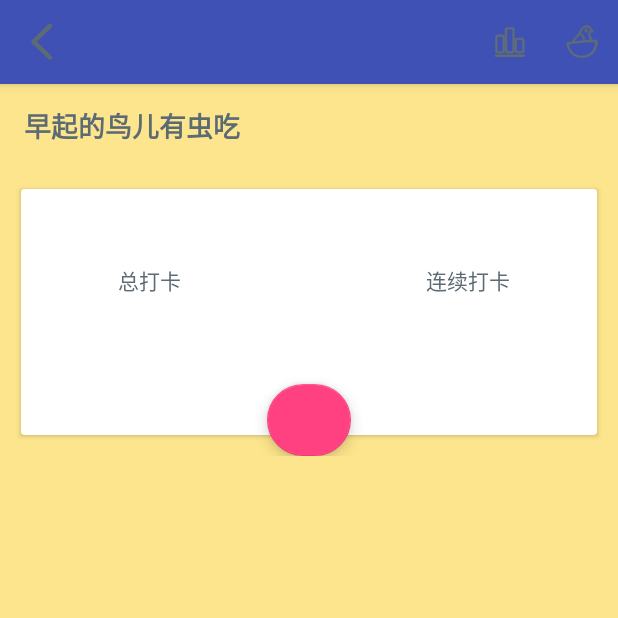
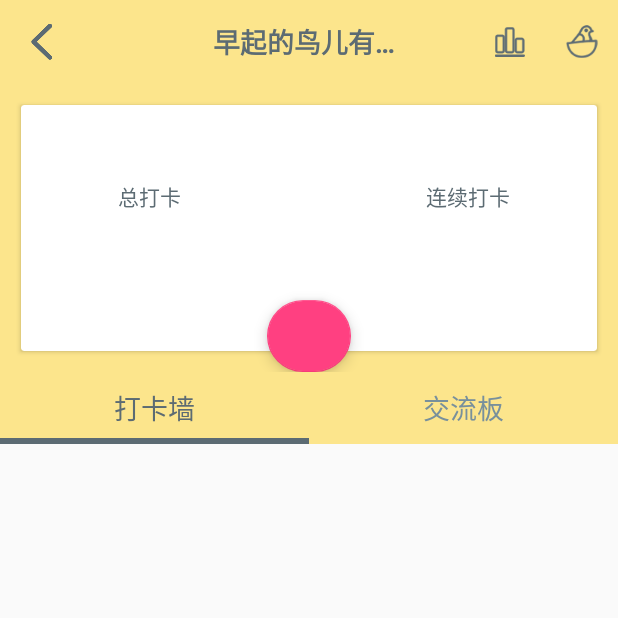
Before and after one commit to qpalwo/NestHabit, an Android app: the NestContentActivity screen opened directly, with no data from a screen before it, on a phone screen of 412 x 824 dp, the top half of it. Run offline under Robolectric (Android 15) with nearby library versions, the phone set to English and light mode, and no system bars.

Commit message:
finished a little nest content layout

```diff
--- a/app/src/main/AndroidManifest.xml
+++ b/app/src/main/AndroidManifest.xml
@@ -44,7 +44,8 @@
         <activity android:name="com.avos.avoscloud.feedback.ThreadActivity"></activity>
         <!-- 反馈组件 END -->
 
-        <activity android:name=".NestContentActivity"></activity>
+        <activity android:name=".NestContentActivity"
+            android:exported="true"></activity>
     </application>
 
 </manifest>
--- a/app/src/main/java/com/example/nesthabit/NestContentActivity.java
+++ b/app/src/main/java/com/example/nesthabit/NestContentActivity.java
@@ -1,6 +1,10 @@
 package com.example.nesthabit;
 
 import android.annotation.SuppressLint;
+import android.support.design.widget.TabLayout;
+import android.support.v4.app.Fragment;
+import android.support.v4.app.FragmentManager;
+import android.support.v4.view.ViewPager;
 import android.support.v7.app.ActionBar;
 import android.support.v7.app.AppCompatActivity;
 import android.os.Bundle;
@@ -10,12 +14,24 @@ import android.widget.TextView;
 
 import com.example.nesthabit.base.BaseActivity;
 
+import java.util.ArrayList;
+
 public class NestContentActivity extends BaseActivity {
 
     @Override
     protected void onCreate(Bundle savedInstanceState) {
         super.onCreate(savedInstanceState);
         setContentView(R.layout.activity_nest_content);
+        initView();
+    }
+
+    @Override
+    public boolean onCreateOptionsMenu(Menu menu) {
+        getMenuInflater().inflate(R.menu.nest_content_menu,menu);
+        return true;
+    }
+
+    private void initView() {
         Toolbar toolbar = findViewById(R.id.toolbar);
         setSupportActionBar(toolbar);
         ActionBar actionBar = getSupportActionBar();
@@ -26,11 +42,16 @@ public class NestContentActivity extends BaseActivity {
             TextView toolbarTitle = findViewById(R.id.toolbar_title);
             toolbarTitle.setText("早起的鸟儿有虫吃");
         }
-    }
 
-    @Override
-    public boolean onCreateOptionsMenu(Menu menu) {
-        getMenuInflater().inflate(R.menu.nest_content_menu,menu);
-        return true;
+        ArrayList<Fragment> fragments = new ArrayList<>();
+        fragments.add(new PunchAndCommunicateFragment());
+        fragments.add(new PunchAndCommunicateFragment());
+        FragmentManager fragmentManager = getSupportFragmentManager();
+        NestContentPagerAdapter pagerAdapter = new NestContentPagerAdapter(fragmentManager,fragments);
+        ViewPager viewPager = findViewById(R.id.nest_content_pager);
+        viewPager.setAdapter(pagerAdapter);
+        viewPager.setCurrentItem(0);
+        TabLayout tabLayout = findViewById(R.id.nest_content_tab_layout);
+        tabLayout.setupWithViewPager(viewPager);
     }
 }
--- /dev/null
+++ b/app/src/main/java/com/example/nesthabit/NestContentPagerAdapter.java
@@ -0,0 +1,44 @@
+package com.example.nesthabit;
+
+import android.support.annotation.Nullable;
+import android.support.v4.app.Fragment;
+import android.support.v4.app.FragmentManager;
+import android.support.v4.app.FragmentPagerAdapter;
+
+import java.util.ArrayList;
+
+/**
+ * Created by dizzylay on 2018/4/19.
+ */
+public class NestContentPagerAdapter extends FragmentPagerAdapter {
+
+    private ArrayList<Fragment> fragments;
+
+    public NestContentPagerAdapter(FragmentManager fm, ArrayList<Fragment> fragments) {
+        super(fm);
+        this.fragments = fragments;
+    }
+
+    @Nullable
+    @Override
+    public CharSequence getPageTitle(int position) {
+        switch (position) {
+            case 0:
+                return "打卡墙";
+            case 1:
+                return "交流板";
+            default:
+        }
+        return null;
+    }
+
+    @Override
+    public Fragment getItem(int position) {
+        return fragments.get(position);
+    }
+
+    @Override
+    public int getCount() {
+        return fragments.size();
+    }
+}
--- /dev/null
+++ b/app/src/main/java/com/example/nesthabit/PunchAndCommunicateFragment.java
@@ -0,0 +1,13 @@
+package com.example.nesthabit;
+
+import com.example.nesthabit.base.BaseFragment;
+
+/**
+ * Created by dizzylay on 2018/4/19.
+ */
+public class PunchAndCommunicateFragment extends BaseFragment {
+    @Override
+    public int getContentViewId() {
+        return R.layout.fragment_punch;
+    }
+}
--- a/app/src/main/res/layout/activity_nest_content.xml
+++ b/app/src/main/res/layout/activity_nest_content.xml
@@ -3,7 +3,6 @@
     xmlns:tools="http://schemas.android.com/tools"
     android:layout_width="match_parent"
     android:layout_height="match_parent"
-    android:background="@color/colorYellow"
     android:orientation="vertical"
     tools:context=".NestContentActivity">
 
@@ -11,7 +10,8 @@
 
     <RelativeLayout
         android:layout_width="match_parent"
-        android:layout_height="192dp">
+        android:layout_height="192dp"
+        android:background="@color/colorYellow">
 
         <android.support.v7.widget.CardView
             android:layout_width="match_parent"
@@ -87,7 +87,8 @@
             android:layout_width="120dp"
             android:layout_height="48dp"
             android:layout_centerHorizontal="true"
-            android:layout_alignParentBottom="true" />
+            android:layout_alignParentBottom="true"
+            android:background="@drawable/finish"/>
     </RelativeLayout>
 
     <android.support.design.widget.TabLayout
--- /dev/null
+++ b/app/src/main/res/layout/fragment_punch.xml
@@ -0,0 +1,41 @@
+<?xml version="1.0" encoding="utf-8"?>
+<LinearLayout xmlns:android="http://schemas.android.com/apk/res/android"
+    android:layout_width="match_parent"
+    android:layout_height="match_parent"
+    android:orientation="vertical">
+
+    <ScrollView
+        android:layout_width="match_parent"
+        android:layout_height="0dp"
+        android:layout_weight="1">
+
+        <android.support.v7.widget.CardView
+            android:layout_width="match_parent"
+            android:layout_height="wrap_content"
+            android:layout_margin="14dp"
+            android:layout_marginTop="18dp">
+
+            <android.support.v7.widget.RecyclerView
+                android:layout_width="match_parent"
+                android:layout_height="wrap_content" />
+        </android.support.v7.widget.CardView>
+    </ScrollView>
+
+    <LinearLayout
+        android:layout_width="match_parent"
+        android:layout_height="48dp"
+        android:orientation="horizontal"
+        android:visibility="gone">
+
+        <EditText
+            android:layout_width="0dp"
+            android:layout_height="32dp"
+            android:layout_weight="1"
+            android:layout_margin="8dp"/>
+
+        <Button
+            android:layout_width="57dp"
+            android:layout_height="32dp"
+            android:layout_margin="8dp"/>
+    </LinearLayout>
+</LinearLayout>
--- a/app/src/main/res/layout/toolbar.xml
+++ b/app/src/main/res/layout/toolbar.xml
@@ -12,7 +12,10 @@
         android:id="@+id/toolbar_title"
         android:layout_width="wrap_content"
         android:layout_height="wrap_content"
-        android:gravity="center"
+        android:layout_gravity="center"
+        android:ellipsize="end"
+        android:maxEms="6"
+        android:singleLine="true"
         android:textColor="@color/colorTextDark"
         android:textSize="18sp"
         android:textStyle="bold" />
--- a/app/src/main/res/values/strings.xml
+++ b/app/src/main/res/values/strings.xml
@@ -1,3 +1,6 @@
 <resources>
     <string name="app_name">NestHabit</string>
+
+    <!-- TODO: Remove or change this placeholder text -->
+    <string name="hello_blank_fragment">Hello blank fragment</string>
 </resources>
--- a/app/src/main/res/values/styles.xml
+++ b/app/src/main/res/values/styles.xml
@@ -1,13 +1,25 @@
-<resources>
+<resources xmlns:tools="http://schemas.android.com/tools">
 
     <!-- Base application theme. -->
-    <style name="AppTheme" parent="Theme.AppCompat.Light.DarkActionBar">
+    <style name="AppTheme" parent="Theme.AppCompat.Light.NoActionBar">
         <!-- Customize your theme here. -->
         <item name="colorPrimary">@color/colorPrimary</item>
         <item name="colorPrimaryDark">@color/colorPrimaryDark</item>
         <item name="colorAccent">@color/colorAccent</item>
-        <item name="colorYellow">@color/colorYellow</item>
-        <item name="colorPink">@color/colorPink</item>
     </style>
 
+    <!-- 修改tablayout的背景色，提示线的颜色，字体颜色等-->
+    <style name="Base.Widget.Design.TabLayout" parent="android:Widget" tools:ignore="PrivateResource">
+        <item name="tabBackground">@color/colorYellow</item>
+        <item name="tabIndicatorColor">@color/colorTextDark</item>
+        <item name="tabIndicatorHeight">4dp</item>
+        <item name="tabTextAppearance">@style/TextAppearance.Design.Tab</item>
+        <item name="tabSelectedTextColor">@color/colorTextDark</item>
+    </style>
+
+    <style name="TextAppearance.Design.Tab" parent="TextAppearance.AppCompat.Button">
+        <item name="android:textSize">18sp</item>
+        <item name="android:textColor">@color/colorTextGrey</item>
+        <item name="textAllCaps">true</item>
+    </style>
 </resources>
```
